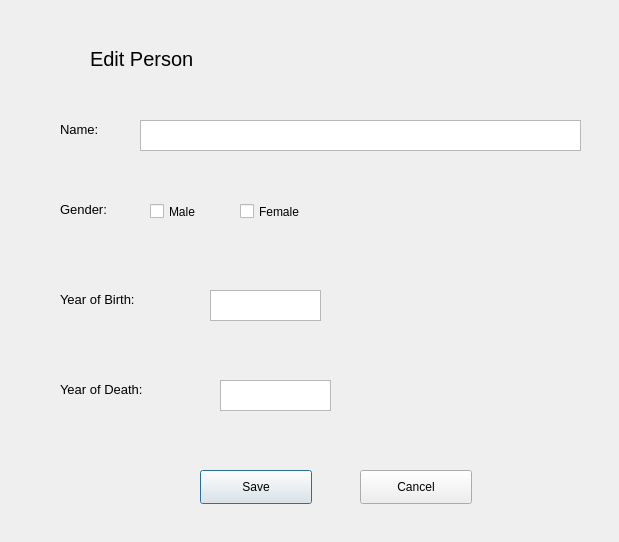
Old version of the form Verk1_2/editperson.ui in the repository steinarb08/Verkefni1_2.
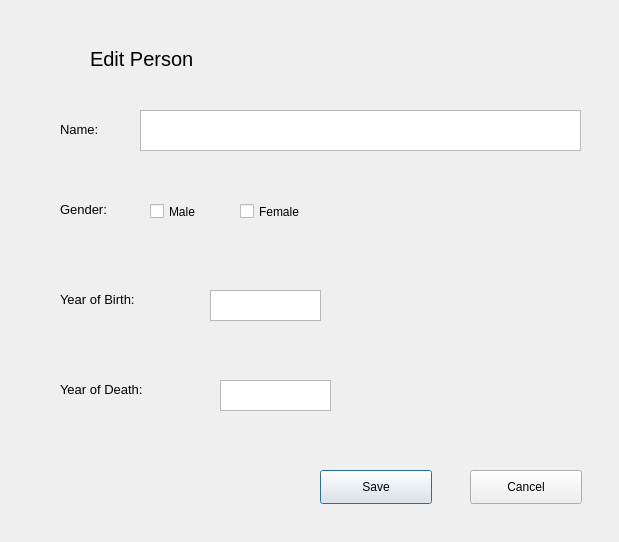
New version of the form.

Commit message: Created error checkers for EditPerson function

```diff
--- a/Verk1_2/editperson.ui
+++ b/Verk1_2/editperson.ui
@@ -106,7 +106,7 @@
   <widget class="QPushButton" name="btnSaveEdit">
    <property name="geometry">
     <rect>
-     <x>200</x>
+     <x>320</x>
      <y>470</y>
      <width>112</width>
      <height>34</height>
@@ -119,7 +119,7 @@
   <widget class="QPushButton" name="btnCancelEdit">
    <property name="geometry">
     <rect>
-     <x>360</x>
+     <x>470</x>
      <y>470</y>
      <width>112</width>
      <height>34</height>
@@ -133,9 +133,9 @@
    <property name="geometry">
     <rect>
      <x>140</x>
-     <y>120</y>
+     <y>110</y>
      <width>441</width>
-     <height>31</height>
+     <height>41</height>
     </rect>
    </property>
   </widget>
@@ -185,6 +185,19 @@
     <string>Female</string>
    </property>
   </widget>
+  <widget class="QLabel" name="labelError">
+   <property name="geometry">
+    <rect>
+     <x>30</x>
+     <y>478</y>
+     <width>251</width>
+     <height>21</height>
+    </rect>
+   </property>
+   <property name="text">
+    <string/>
+   </property>
+  </widget>
  </widget>
  <resources/>
  <connections/>
```
The commit also changes 3 other files.
